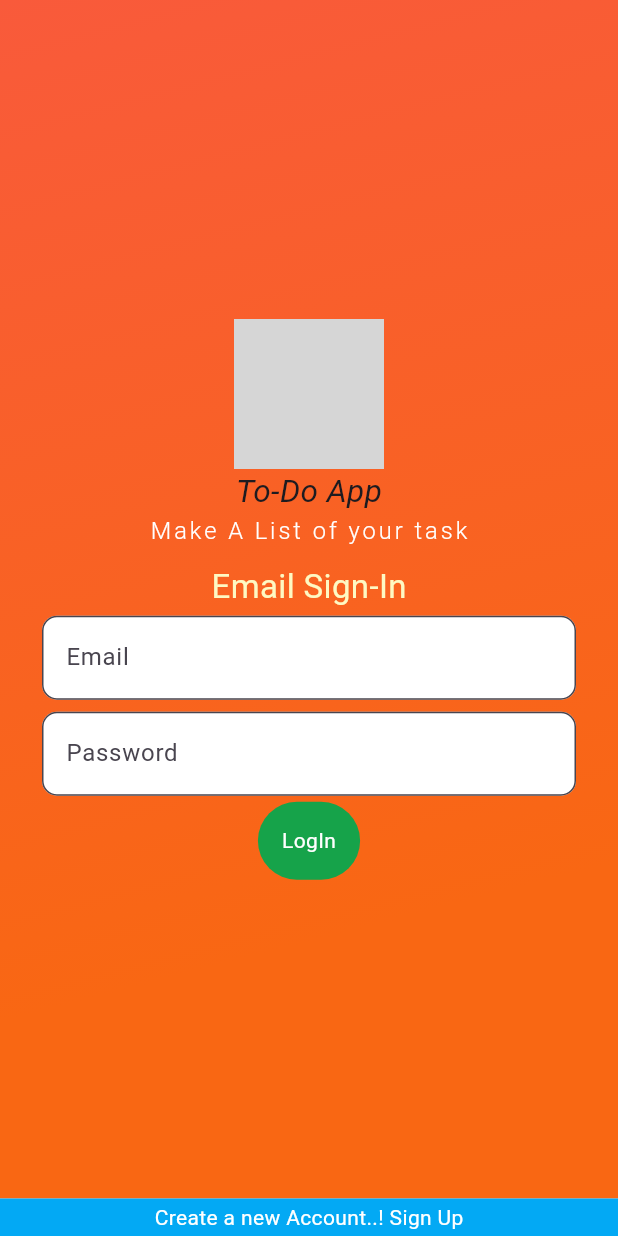
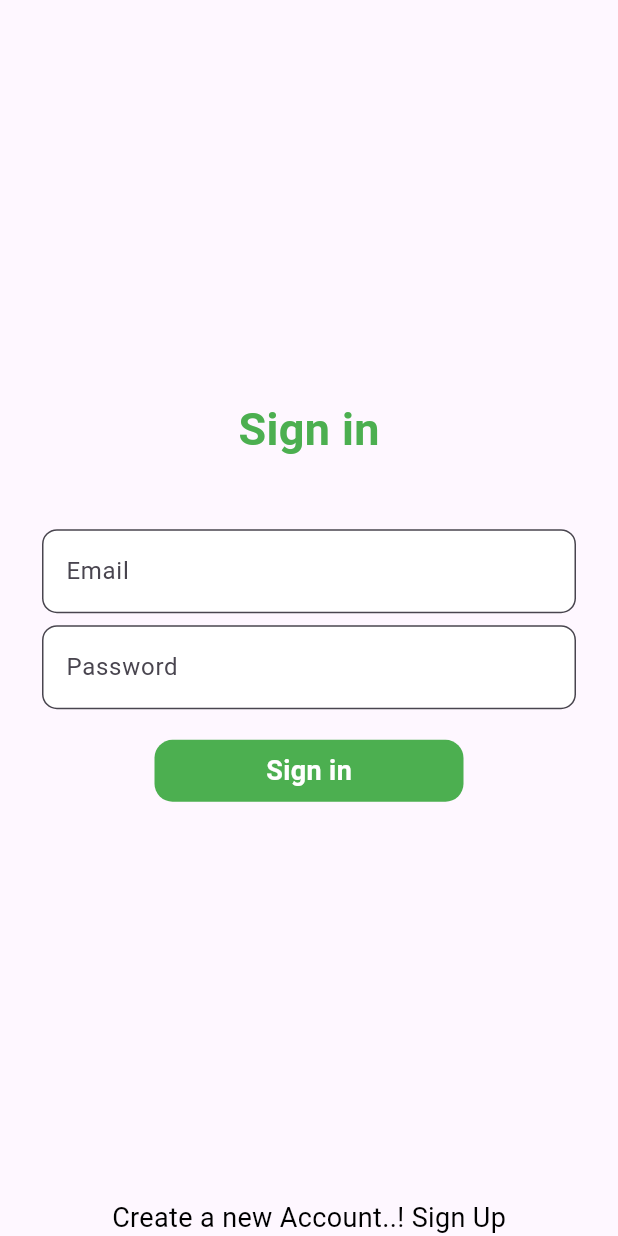
Before and after one commit to Hashimkhann1/to_do_app_mongodb, a Flutter app: the screen it shows after launch, on a phone screen of 412 x 824 dp. Run offline on Flutter 3.47's test engine with Material 3 defaults, Android fonts, the phone set to English and light mode, and no system bars; drawn by our look-alikes of velocity_x; our stand-ins replace jwt_decoder, shared_preferences; grey boxes are pictures that could not be loaded.

Commit message:
ui is updated

```diff
--- a/frontend/lib/loginPage.dart
+++ b/frontend/lib/loginPage.dart
@@ -66,23 +66,16 @@ class _SignInPageState extends State<SignInPage> {
           width: MediaQuery.of(context).size.width,
           height: MediaQuery.of(context).size.height,
           decoration: BoxDecoration(
-            gradient: LinearGradient(
-                colors: [const Color(0XFFF95A3B),const Color(0XFFF96713)],
-                begin: FractionalOffset.topLeft,
-                end: FractionalOffset.bottomCenter,
-                stops: [0.0,0.8],
-                tileMode: TileMode.mirror
-            ),
           ),
           child: Center(
             child: SingleChildScrollView(
               child: Column(
                 mainAxisAlignment: MainAxisAlignment.center,
                 children: <Widget>[
-                  CommonLogo(),
-                  HeightBox(10),
-                  "Email Sign-In".text.size(22).yellow100.make(),
-
+                  // CommonLogo(),
+                  // HeightBox(10),
+                  Text("Sign in" ,style: TextStyle(color: Colors.green,fontSize: 30,fontWeight: FontWeight.bold),),
+                  SizedBox(height: MediaQuery.sizeOf(context).height * 0.05,),
                   TextField(
                     controller: emailController,
                     keyboardType: TextInputType.text,
@@ -103,15 +96,24 @@ class _SignInPageState extends State<SignInPage> {
                         hintText: "Password",
                         errorText: _isNotValidate ? "Enter Proper Info" : null,
                         border: OutlineInputBorder(
+                          borderSide: BorderSide(color: Colors.green),
                             borderRadius: BorderRadius.all(Radius.circular(10.0)))),
                   ).p4().px24(),
+
+                  SizedBox(height: MediaQuery.sizeOf(context).height * 0.02,),
                   GestureDetector(
                     onTap: (){
                       loginUser();
                     },
-                    child: HStack([
-                      VxBox(child: "LogIn".text.white.makeCentered().p16()).green600.roundedLg.make(),
-                    ]),
+                    child: Container(
+                      alignment: Alignment.center,
+                      width: MediaQuery.sizeOf(context).width * 0.50,
+                        height: MediaQuery.sizeOf(context).width * 0.10,
+                      decoration: BoxDecoration(
+                        borderRadius: BorderRadius.circular(12),
+                        color: Colors.green
+                      ),
+                        child: Text("Sign in",style: TextStyle(color: Colors.white,fontSize: 18,fontWeight:FontWeight.w600),))
                   ),
                 ],
               ),
@@ -123,9 +125,11 @@ class _SignInPageState extends State<SignInPage> {
             Navigator.push(context, MaterialPageRoute(builder: (context) => Registration()));
           },
           child: Container(
+            alignment: Alignment.center,
               height: 25,
-              color: Colors.lightBlue,
-              child: Center(child: "Create a new Account..! Sign Up".text.white.makeCentered())),
+              // color: Colors.lightBlue,
+              child: Text("Create a new Account..! Sign Up",style: TextStyle(color: Colors.black,fontSize: 18),)
+          ),
         ),
       ),
     );
```
